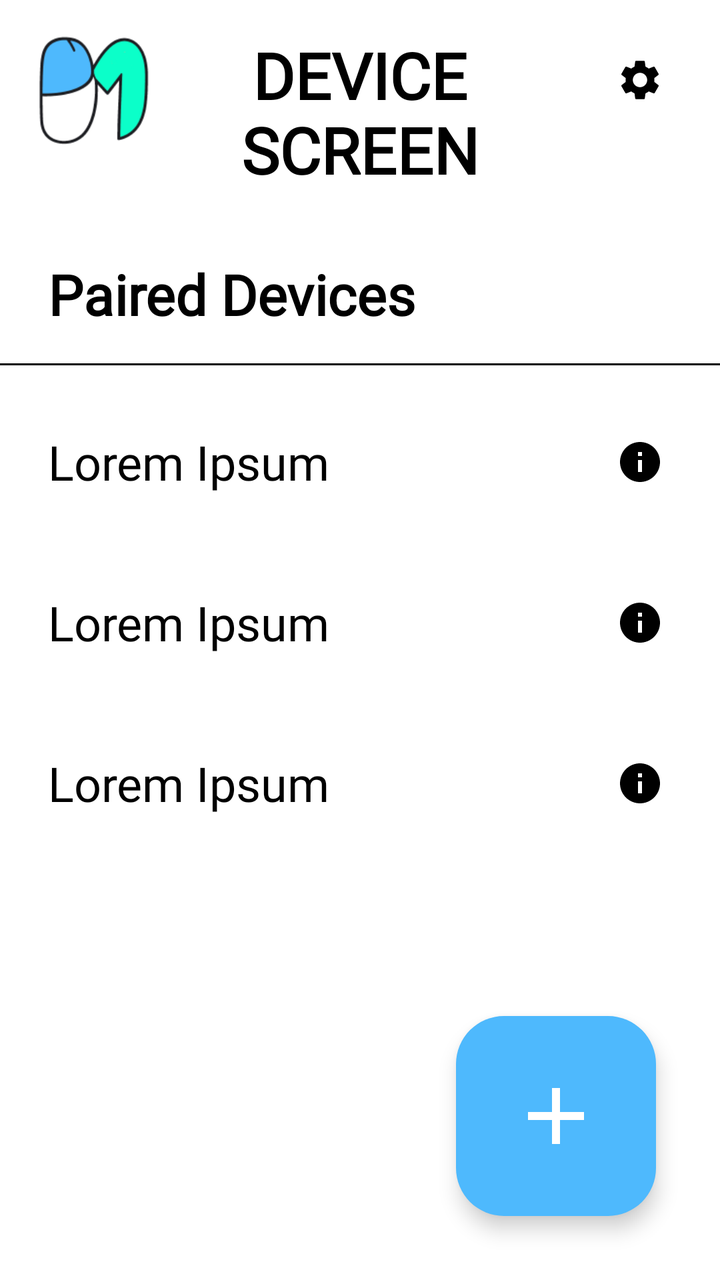
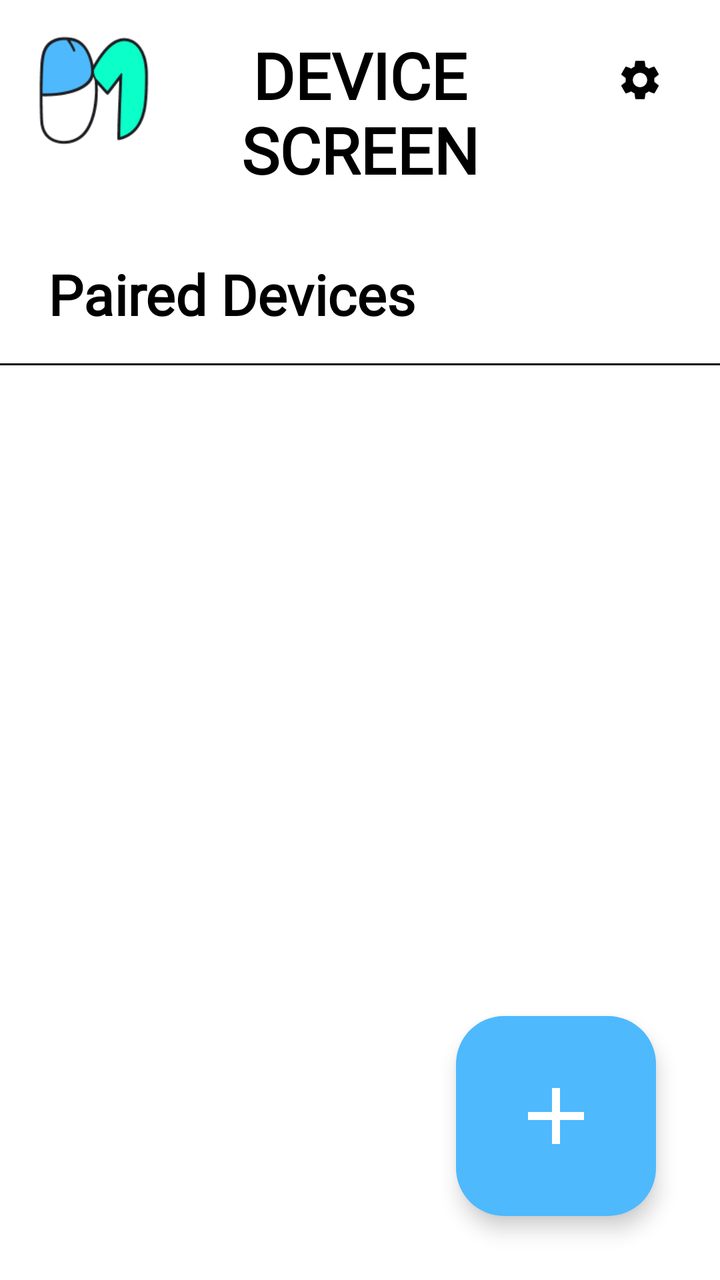

Screens rendered from an Android XML layout before and after an edit, with the pre-edit source and the edit as a unified diff.
<!-- AndroidManifest.xml: application theme Theme.Phomouse -->
<!-- res/layout/screen_index.xml -->
<?xml version="1.0" encoding="utf-8"?>
<androidx.constraintlayout.widget.ConstraintLayout xmlns:android="http://schemas.android.com/apk/res/android"
    xmlns:app="http://schemas.android.com/apk/res-auto"
    android:id="@+id/screen_index"
    android:layout_width="match_parent"
    android:layout_height="match_parent"
    android:background="@color/white">

    
    <androidx.constraintlayout.widget.ConstraintLayout
        android:id="@+id/header_index"
        android:layout_width="match_parent"
        android:layout_height="wrap_content"
        android:padding="16dp"
        app:layout_constraintTop_toTopOf="parent">

        <ImageView
            android:id="@+id/logo_index"
            android:layout_width="60dp"
            android:layout_height="60dp"
            android:src="@drawable/ic_logo"
            android:contentDescription="Logo"
            app:layout_constraintStart_toStartOf="parent"
            app:layout_constraintTop_toTopOf="parent" />

        <TextView
            android:layout_width="wrap_content"
            android:layout_height="wrap_content"
            android:text="DEVICE\nSCREEN"
            android:textSize="32sp"
            android:textStyle="bold"
            android:textColor="@color/black"
            android:gravity="center"
            android:fontFamily="@font/atkinson"
            app:layout_constraintStart_toStartOf="parent"
            app:layout_constraintEnd_toEndOf="parent"
            app:layout_constraintTop_toTopOf="parent" />

        <ImageButton
            android:id="@+id/btn_settings_index"
            android:layout_width="48dp"
            android:layout_height="48dp"
            android:src="@drawable/ic_settings"
            android:contentDescription="Settings"
            android:background="?attr/selectableItemBackgroundBorderless"
            app:layout_constraintEnd_toEndOf="parent"
            app:layout_constraintTop_toTopOf="parent" />

    </androidx.constraintlayout.widget.ConstraintLayout>

    
    <Button
        android:id="@+id/btnConnect"
        android:layout_width="wrap_content"
        android:layout_height="wrap_content"
        android:text="Test Connection"
        android:visibility="gone"
        app:layout_constraintTop_toBottomOf="@id/header_index"
        app:layout_constraintStart_toStartOf="parent" />

    <TextView
        android:id="@+id/title_paired"
        android:layout_width="match_parent"
        android:layout_height="wrap_content"
        android:text="Paired Devices"
        android:textSize="28sp"
        android:textStyle="bold"
        android:textColor="@color/black"
        android:paddingHorizontal="24dp"
        android:paddingVertical="16dp"
        android:fontFamily="@font/atkinson"
        app:layout_constraintTop_toBottomOf="@id/header_index" />

    <View
        android:id="@+id/divider_index"
        android:layout_width="match_parent"
        android:layout_height="1dp"
        android:background="@color/black"
        app:layout_constraintTop_toBottomOf="@id/title_paired" />

    <ScrollView
        android:layout_width="match_parent"
        android:layout_height="0dp"
        app:layout_constraintTop_toBottomOf="@id/divider_index"
        app:layout_constraintBottom_toBottomOf="parent">

        <LinearLayout
            android:layout_width="match_parent"
            android:layout_height="wrap_content"
            android:orientation="vertical"
            android:paddingVertical="8dp">

            
            <androidx.constraintlayout.widget.ConstraintLayout
                android:id="@+id/item_device_1"
                android:layout_width="match_parent"
                android:layout_height="wrap_content"
                android:paddingHorizontal="24dp"
                android:paddingVertical="24dp"
                android:background="?attr/selectableItemBackground"
                android:clickable="true"
                android:focusable="true">
                <TextView
                    android:id="@+id/tv_device_1"
                    android:layout_width="wrap_content"
                    android:layout_height="wrap_content"
                    android:text="Lorem Ipsum"
                    android:textSize="24sp"
                    android:textColor="@color/black"
                    android:fontFamily="@font/atkinson"
                    app:layout_constraintStart_toStartOf="parent"
                    app:layout_constraintTop_toTopOf="parent"
                    app:layout_constraintBottom_toBottomOf="parent"/>
                <ImageButton
                    android:id="@+id/btn_info_1"
                    android:layout_width="32dp"
                    android:layout_height="32dp"
                    android:src="@drawable/ic_info"
                    android:background="?attr/selectableItemBackgroundBorderless"
                    android:contentDescription="Info"
                    app:layout_constraintEnd_toEndOf="parent"
                    app:layout_constraintTop_toTopOf="parent"
                    app:layout_constraintBottom_toBottomOf="parent"/>
            </androidx.constraintlayout.widget.ConstraintLayout>

            
            <androidx.constraintlayout.widget.ConstraintLayout
                android:id="@+id/item_device_2"
                android:layout_width="match_parent"
                android:layout_height="wrap_content"
                android:paddingHorizontal="24dp"
                android:paddingVertical="24dp"
                android:background="?attr/selectableItemBackground"
                android:clickable="true"
                android:focusable="true">
                <TextView
                    android:id="@+id/tv_device_2"
                    android:layout_width="wrap_content"
                    android:layout_height="wrap_content"
                    android:text="Lorem Ipsum"
                    android:textSize="24sp"
                    android:textColor="@color/black"
                    android:fontFamily="@font/atkinson"
                    app:layout_constraintStart_toStartOf="parent"
                    app:layout_constraintTop_toTopOf="parent"
                    app:layout_constraintBottom_toBottomOf="parent"/>
                <ImageButton
                    android:id="@+id/btn_info_2"
                    android:layout_width="32dp"
                    android:layout_height="32dp"
                    android:src="@drawable/ic_info"
                    android:background="?attr/selectableItemBackgroundBorderless"
                    android:contentDescription="Info"
                    app:layout_constraintEnd_toEndOf="parent"
                    app:layout_constraintTop_toTopOf="parent"
                    app:layout_constraintBottom_toBottomOf="parent"/>
            </androidx.constraintlayout.widget.ConstraintLayout>

            
            <androidx.constraintlayout.widget.ConstraintLayout
                android:id="@+id/item_device_3"
                android:layout_width="match_parent"
                android:layout_height="wrap_content"
                android:paddingHorizontal="24dp"
                android:paddingVertical="24dp"
                android:background="?attr/selectableItemBackground"
                android:clickable="true"
                android:focusable="true">
                <TextView
                    android:id="@+id/tv_device_3"
                    android:layout_width="wrap_content"
                    android:layout_height="wrap_content"
                    android:text="Lorem Ipsum"
                    android:textSize="24sp"
                    android:textColor="@color/black"
                    android:fontFamily="@font/atkinson"
                    app:layout_constraintStart_toStartOf="parent"
                    app:layout_constraintTop_toTopOf="parent"
                    app:layout_constraintBottom_toBottomOf="parent"/>
                <ImageButton
                    android:id="@+id/btn_info_3"
                    android:layout_width="32dp"
                    android:layout_height="32dp"
                    android:src="@drawable/ic_info"
                    android:background="?attr/selectableItemBackgroundBorderless"
                    android:contentDescription="Info"
                    app:layout_constraintEnd_toEndOf="parent"
                    app:layout_constraintTop_toTopOf="parent"
                    app:layout_constraintBottom_toBottomOf="parent"/>
            </androidx.constraintlayout.widget.ConstraintLayout>

        </LinearLayout>
    </ScrollView>

    
    <com.google.android.material.floatingactionbutton.FloatingActionButton
        android:id="@+id/fab_add"
        android:layout_width="wrap_content"
        android:layout_height="wrap_content"
        android:layout_margin="32dp"
        app:srcCompat="@drawable/ic_add"
        app:fabCustomSize="100dp"
        app:maxImageSize="48dp"
        android:backgroundTint="@color/primary"
        app:tint="@color/white"
        android:contentDescription="Add Device"
        app:layout_constraintBottom_toBottomOf="parent"
        app:layout_constraintEnd_toEndOf="parent"
        app:shapeAppearanceOverlay="@style/ShapeAppearance.Phomouse.RoundedFAB"/>

</androidx.constraintlayout.widget.ConstraintLayout>
<!-- resources referenced by this layout -->
<resources>
  <color name="black">#FF000000</color>
  <color name="primary">#4EB9FD</color>
  <color name="white">#FFFFFFFF</color>
  <!-- drawable ic_add (drawable) -->
  <vector xmlns:android="http://schemas.android.com/apk/res/android"
      android:width="24dp"
      android:height="24dp"
      android:viewportWidth="24"
      android:viewportHeight="24">
      <path
          android:fillColor="#000000"
          android:pathData="M19,13h-6v6h-2v-6H5v-2h6V5h2v6h6v2z"/>
  </vector>
  <!-- drawable ic_info (drawable) -->
  <vector xmlns:android="http://schemas.android.com/apk/res/android"
      android:width="24dp"
      android:height="24dp"
      android:viewportWidth="24"
      android:viewportHeight="24">
      <path
          android:fillColor="#000000"
          android:pathData="M12,2C6.48,2 2,6.48 2,12s4.48,10 10,10 10,-4.48 10,-10S17.52,2 12,2zM13,17h-2v-6h2v6zM13,9h-2V7h2v2z"/>
  </vector>
  <!-- drawable ic_logo: png bitmap (drawable, 10094 bytes) -->
  <!-- drawable ic_settings (drawable) -->
  <vector xmlns:android="http://schemas.android.com/apk/res/android"
      android:width="24dp"
      android:height="24dp"
      android:viewportWidth="24"
      android:viewportHeight="24">
      <path
          android:fillColor="#000000"
          android:pathData="M19.14,12.94c0.04,-0.3 0.06,-0.61 0.06,-0.94c0,-0.32 -0.02,-0.64 -0.07,-0.94l2.03,-1.58c0.18,-0.14 0.23,-0.41 0.12,-0.61l-1.92,-3.32c-0.12,-0.22 -0.37,-0.29 -0.59,-0.22l-2.39,0.96c-0.5,-0.38 -1.03,-0.7 -1.62,-0.94L14.4,2.81c-0.04,-0.24 -0.24,-0.41 -0.48,-0.41h-3.84c-0.24,0 -0.43,0.17 -0.47,0.41l-0.36,2.54c-0.59,0.24 -1.13,0.57 -1.62,0.94l-2.39,-0.96c-0.22,-0.08 -0.47,0 -0.59,0.22L2.74,8.87c-0.12,0.21 -0.08,0.47 0.12,0.61l2.03,1.58C4.84,11.36 4.81,11.67 4.81,12s0.02,0.64 0.07,0.94l-2.03,1.58c-0.18,0.14 -0.23,0.41 -0.12,0.61l1.92,3.32c0.12,0.22 0.37,0.29 0.59,0.22l2.39,-0.96c0.5,0.38 1.03,0.7 1.62,0.94l0.36,2.54c0.05,0.24 0.24,0.41 0.48,0.41h3.84c0.24,0 0.44,-0.17 0.47,-0.41l0.36,-2.54c0.59,-0.24 1.13,-0.56 1.62,-0.94l2.39,0.96c0.22,0.08 0.47,0 0.59,-0.22l1.92,-3.32c0.12,-0.21 0.07,-0.47 -0.12,-0.61L19.14,12.94zM12,15.6c-1.98,0 -3.6,-1.62 -3.6,-3.6s1.62,-3.6 3.6,-3.6s3.6,1.62 3.6,3.6S13.98,15.6 12,15.6z"/>
  </vector>
  <style name="ShapeAppearance.Phomouse.RoundedFAB" parent="ShapeAppearance.Material3.MediumComponent">
          <item name="cornerFamily">rounded</item>
          <item name="cornerSize">24dp</item>
      </style>
  <style name="Theme.Phomouse" parent="Base.Theme.Phomouse" />
  <style name="Base.Theme.Phomouse" parent="Theme.Material3.DayNight.NoActionBar">
          <item name="colorPrimary">@color/primary</item>
          <item name="colorAccent">@color/accent</item>
          <item name="android:windowBackground">@color/white</item>
      </style>
  <color name="accent">#0BFEC8</color>
</resources>

<!-- the commit's change to res/layout/screen_index.xml (unified diff, before → after) -->
@@ -48,16 +48,6 @@
 
     </androidx.constraintlayout.widget.ConstraintLayout>
 
-    
-    <Button
-        android:id="@+id/btnConnect"
-        android:layout_width="wrap_content"
-        android:layout_height="wrap_content"
-        android:text="Test Connection"
-        android:visibility="gone"
-        app:layout_constraintTop_toBottomOf="@id/header_index"
-        app:layout_constraintStart_toStartOf="parent" />
-
     <TextView
         android:id="@+id/title_paired"
         android:layout_width="match_parent"
@@ -78,119 +68,13 @@
         android:background="@color/black"
         app:layout_constraintTop_toBottomOf="@id/title_paired" />
 
-    <ScrollView
+    <androidx.recyclerview.widget.RecyclerView
+        android:id="@+id/rv_paired_devices"
         android:layout_width="match_parent"
         android:layout_height="0dp"
         app:layout_constraintTop_toBottomOf="@id/divider_index"
-        app:layout_constraintBottom_toBottomOf="parent">
-
-        <LinearLayout
-            android:layout_width="match_parent"
-            android:layout_height="wrap_content"
-            android:orientation="vertical"
-            android:paddingVertical="8dp">
-
-            
-            <androidx.constraintlayout.widget.ConstraintLayout
-                android:id="@+id/item_device_1"
-                android:layout_width="match_parent"
-                android:layout_height="wrap_content"
-                android:paddingHorizontal="24dp"
-                android:paddingVertical="24dp"
-                android:background="?attr/selectableItemBackground"
-                android:clickable="true"
-                android:focusable="true">
-                <TextView
-                    android:id="@+id/tv_device_1"
-                    android:layout_width="wrap_content"
-                    android:layout_height="wrap_content"
-                    android:text="Lorem Ipsum"
-                    android:textSize="24sp"
-                    android:textColor="@color/black"
-                    android:fontFamily="@font/atkinson"
-                    app:layout_constraintStart_toStartOf="parent"
-                    app:layout_constraintTop_toTopOf="parent"
-                    app:layout_constraintBottom_toBottomOf="parent"/>
-                <ImageButton
-                    android:id="@+id/btn_info_1"
-                    android:layout_width="32dp"
-                    android:layout_height="32dp"
-                    android:src="@drawable/ic_info"
-                    android:background="?attr/selectableItemBackgroundBorderless"
-                    android:contentDescription="Info"
-                    app:layout_constraintEnd_toEndOf="parent"
-                    app:layout_constraintTop_toTopOf="parent"
-                    app:layout_constraintBottom_toBottomOf="parent"/>
-            </androidx.constraintlayout.widget.ConstraintLayout>
-
-            
-            <androidx.constraintlayout.widget.ConstraintLayout
-                android:id="@+id/item_device_2"
-                android:layout_width="match_parent"
-                android:layout_height="wrap_content"
-                android:paddingHorizontal="24dp"
-                android:paddingVertical="24dp"
-                android:background="?attr/selectableItemBackground"
-                android:clickable="true"
-                android:focusable="true">
-                <TextView
-                    android:id="@+id/tv_device_2"
-                    android:layout_width="wrap_content"
-                    android:layout_height="wrap_content"
-                    android:text="Lorem Ipsum"
-                    android:textSize="24sp"
-                    android:textColor="@color/black"
-                    android:fontFamily="@font/atkinson"
-                    app:layout_constraintStart_toStartOf="parent"
-                    app:layout_constraintTop_toTopOf="parent"
-                    app:layout_constraintBottom_toBottomOf="parent"/>
-                <ImageButton
-                    android:id="@+id/btn_info_2"
-                    android:layout_width="32dp"
-                    android:layout_height="32dp"
-                    android:src="@drawable/ic_info"
-                    android:background="?attr/selectableItemBackgroundBorderless"
-                    android:contentDescription="Info"
-                    app:layout_constraintEnd_toEndOf="parent"
-                    app:layout_constraintTop_toTopOf="parent"
-                    app:layout_constraintBottom_toBottomOf="parent"/>
-            </androidx.constraintlayout.widget.ConstraintLayout>
-
-            
-            <androidx.constraintlayout.widget.ConstraintLayout
-                android:id="@+id/item_device_3"
-                android:layout_width="match_parent"
-                android:layout_height="wrap_content"
-                android:paddingHorizontal="24dp"
-                android:paddingVertical="24dp"
-                android:background="?attr/selectableItemBackground"
-                android:clickable="true"
-                android:focusable="true">
-                <TextView
-                    android:id="@+id/tv_device_3"
-                    android:layout_width="wrap_content"
-                    android:layout_height="wrap_content"
-                    android:text="Lorem Ipsum"
-                    android:textSize="24sp"
-                    android:textColor="@color/black"
-                    android:fontFamily="@font/atkinson"
-                    app:layout_constraintStart_toStartOf="parent"
-                    app:layout_constraintTop_toTopOf="parent"
-                    app:layout_constraintBottom_toBottomOf="parent"/>
-                <ImageButton
-                    android:id="@+id/btn_info_3"
-                    android:layout_width="32dp"
-                    android:layout_height="32dp"
-                    android:src="@drawable/ic_info"
-                    android:background="?attr/selectableItemBackgroundBorderless"
-                    android:contentDescription="Info"
-                    app:layout_constraintEnd_toEndOf="parent"
-                    app:layout_constraintTop_toTopOf="parent"
-                    app:layout_constraintBottom_toBottomOf="parent"/>
-            </androidx.constraintlayout.widget.ConstraintLayout>
-
-        </LinearLayout>
-    </ScrollView>
+        app:layout_constraintBottom_toBottomOf="parent"
+        android:paddingVertical="8dp" />
 
     
     <com.google.android.material.floatingactionbutton.FloatingActionButton
<!-- resource entries referenced after the edit -->
@@ -12,16 +12,6 @@
       <path
           android:fillColor="#000000"
           android:pathData="M19,13h-6v6h-2v-6H5v-2h6V5h2v6h6v2z"/>
-  </vector>
-  <!-- drawable ic_info (drawable) -->
-  <vector xmlns:android="http://schemas.android.com/apk/res/android"
-      android:width="24dp"
-      android:height="24dp"
-      android:viewportWidth="24"
-      android:viewportHeight="24">
-      <path
-          android:fillColor="#000000"
-          android:pathData="M12,2C6.48,2 2,6.48 2,12s4.48,10 10,10 10,-4.48 10,-10S17.52,2 12,2zM13,17h-2v-6h2v6zM13,9h-2V7h2v2z"/>
   </vector>
   <!-- drawable ic_logo: png bitmap (drawable, 10094 bytes) -->
   <!-- drawable ic_settings (drawable) -->
